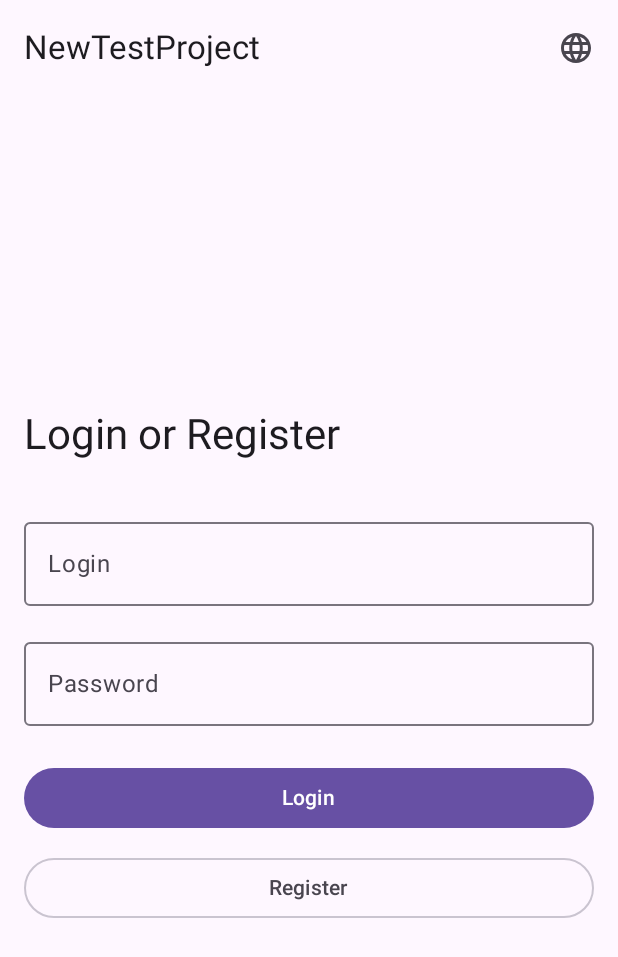
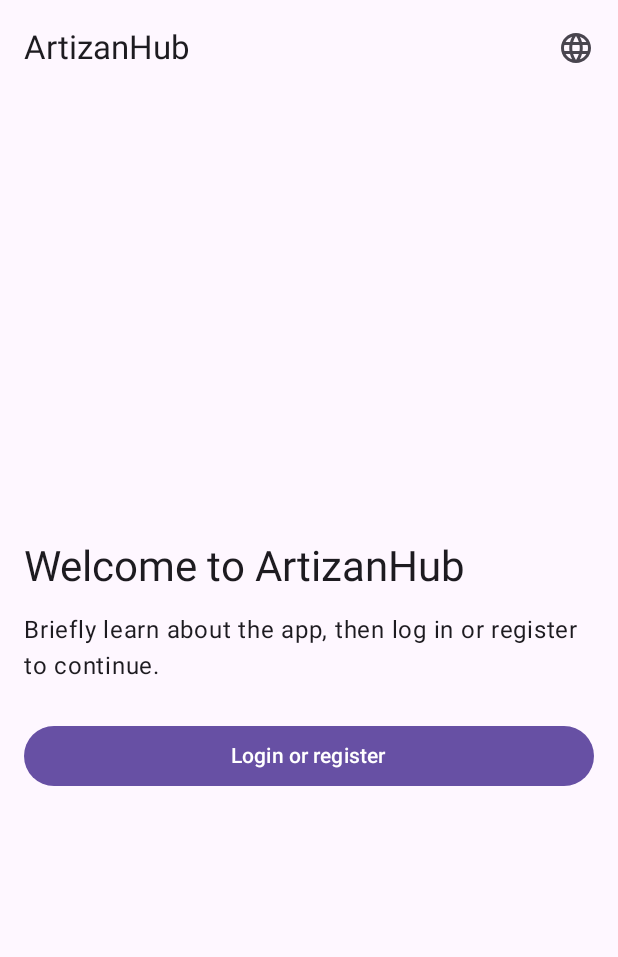
Before and after one commit to thargard/java-kotlin-android-app, an Android app built with Jetpack Compose: the screen it shows after launch (MainActivity), on a phone screen of 412 x 824 dp. Shown: the top 957 px of the screen. Run offline under Robolectric (Android 15) with nearby library versions, the phone set to English and light mode, and no system bars.

Commit message:
change order of screens

```diff
--- a/NewTestProject/app/build.gradle.kts
+++ b/NewTestProject/app/build.gradle.kts
@@ -49,6 +49,7 @@ dependencies {
     implementation(libs.androidx.ui.graphics)
     implementation(libs.androidx.ui.tooling.preview)
     implementation(libs.androidx.material3)
+    implementation(libs.androidx.appcompat)
     testImplementation(libs.junit)
     androidTestImplementation(libs.androidx.junit)
     androidTestImplementation(libs.androidx.espresso.core)
--- a/NewTestProject/app/src/main/java/com/example/newtestproject/MainActivity.kt
+++ b/NewTestProject/app/src/main/java/com/example/newtestproject/MainActivity.kt
@@ -20,6 +20,7 @@ import androidx.navigation.navDeepLink
 import com.example.newtestproject.components.LanguageButton
 import com.example.newtestproject.util.LanguageManager
 import com.example.newtestproject.util.LanguagePrefs
+import com.example.newtestproject.screen.FirstScreen
 import com.example.newtestproject.screen.AuthScreen
 import com.example.newtestproject.screen.GreetingScreen
 
@@ -45,19 +46,28 @@ class MainActivity : AppCompatActivity() {
             ) { padding ->
                 NavHost(
                     navController = navController,
-                    startDestination = "auth",
+                    startDestination = "first",
                     modifier = Modifier.padding(padding)
                 ) {
+                    composable("first") {
+                        FirstScreen(
+                            onStartAuth = {
+                                navController.navigate("auth") {
+                                    launchSingleTop = true
+                                }
+                            }
+                        )
+                    }
                     composable("auth") {
                         AuthScreen(
                             onLoginSuccess = { fullName ->
                                 navController.navigate("greeting/${Uri.encode(fullName)}") {
-                                    popUpTo("auth") { inclusive = false }
+                                    popUpTo("first") { inclusive = false }
                                 }
                             },
                             onRegisterSuccess = { fullName ->
                                 navController.navigate("greeting/${Uri.encode(fullName)}") {
-                                    popUpTo("auth") { inclusive = false }
+                                    popUpTo("first") { inclusive = false }
                                 }
                             }
                         )
@@ -71,7 +81,7 @@ class MainActivity : AppCompatActivity() {
                         GreetingScreen(
                             fullName = fullName,
                             onLogout = {
-                                navController.popBackStack("auth", inclusive = false)
+                                navController.popBackStack("first", inclusive = false)
                             }
                         )
                     }
--- /dev/null
+++ b/NewTestProject/app/src/main/java/com/example/newtestproject/screen/FirstScreen.kt
@@ -0,0 +1,44 @@
+package com.example.newtestproject.screen
+
+import androidx.compose.foundation.layout.Arrangement
+import androidx.compose.foundation.layout.Column
+import androidx.compose.foundation.layout.Spacer
+import androidx.compose.foundation.layout.fillMaxSize
+import androidx.compose.foundation.layout.fillMaxWidth
+import androidx.compose.foundation.layout.height
+import androidx.compose.foundation.layout.padding
+import androidx.compose.material3.Button
+import androidx.compose.material3.MaterialTheme
+import androidx.compose.material3.Text
+import androidx.compose.runtime.Composable
+import androidx.compose.ui.Modifier
+import androidx.compose.ui.res.stringResource
+import androidx.compose.ui.unit.dp
+import com.example.newtestproject.R
+
+@Composable
+fun FirstScreen(onStartAuth: () -> Unit) {
+    Column(
+        modifier = Modifier
+            .fillMaxSize()
+            .padding(16.dp),
+        verticalArrangement = Arrangement.Center
+    ) {
+        Text(
+            text = stringResource(id = R.string.welcome_title),
+            style = MaterialTheme.typography.headlineMedium
+        )
+        Spacer(modifier = Modifier.height(12.dp))
+        Text(
+            text = stringResource(id = R.string.welcome_message),
+            style = MaterialTheme.typography.bodyLarge
+        )
+        Spacer(modifier = Modifier.height(24.dp))
+        Button(
+            onClick = onStartAuth,
+            modifier = Modifier.fillMaxWidth()
+        ) {
+            Text(text = stringResource(id = R.string.start_auth_button))
+        }
+    }
+}
--- a/NewTestProject/app/src/main/res/values/strings.xml
+++ b/NewTestProject/app/src/main/res/values/strings.xml
@@ -1,5 +1,5 @@
 <resources>
-    <string name="app_name">NewTestProject</string>
+    <string name="app_name">ArtizanHub</string>
     <string name="choose_language">Choose language</string>
     <string name="follow_system">System language</string>
     <string name="log_reg">Login or Register</string>
@@ -20,4 +20,7 @@
     <string name="registration_failed">Registration failed </string>
     <string name="greetings">Greetings,</string>
     <string name="logout">Log out</string>
+    <string name="welcome_title">Welcome to ArtizanHub</string>
+    <string name="welcome_message">Briefly learn about the app, then log in or register to continue.</string>
+    <string name="start_auth_button">Login or register</string>
 </resources>
--- a/NewTestProject/gradle/libs.versions.toml
+++ b/NewTestProject/gradle/libs.versions.toml
@@ -8,6 +8,7 @@ espressoCore = "3.6.1"
 lifecycleRuntimeKtx = "2.10.0"
 activityCompose = "1.12.0"
 composeBom = "2024.09.00"
+appcompat = "1.7.1"
 
 [libraries]
 androidx-core-ktx = { group = "androidx.core", name = "core-ktx", version.ref = "coreKtx" }
@@ -24,6 +25,7 @@ androidx-ui-tooling-preview = { group = "androidx.compose.ui", name = "ui-toolin
 androidx-ui-test-manifest = { group = "androidx.compose.ui", name = "ui-test-manifest" }
 androidx-ui-test-junit4 = { group = "androidx.compose.ui", name = "ui-test-junit4" }
 androidx-material3 = { group = "androidx.compose.material3", name = "material3" }
+androidx-appcompat = { group = "androidx.appcompat", name = "appcompat", version.ref = "appcompat" }
 
 [plugins]
 android-application = { id = "com.android.application", version.ref = "agp" }
```
Also changed, not shown: 2 other files.
